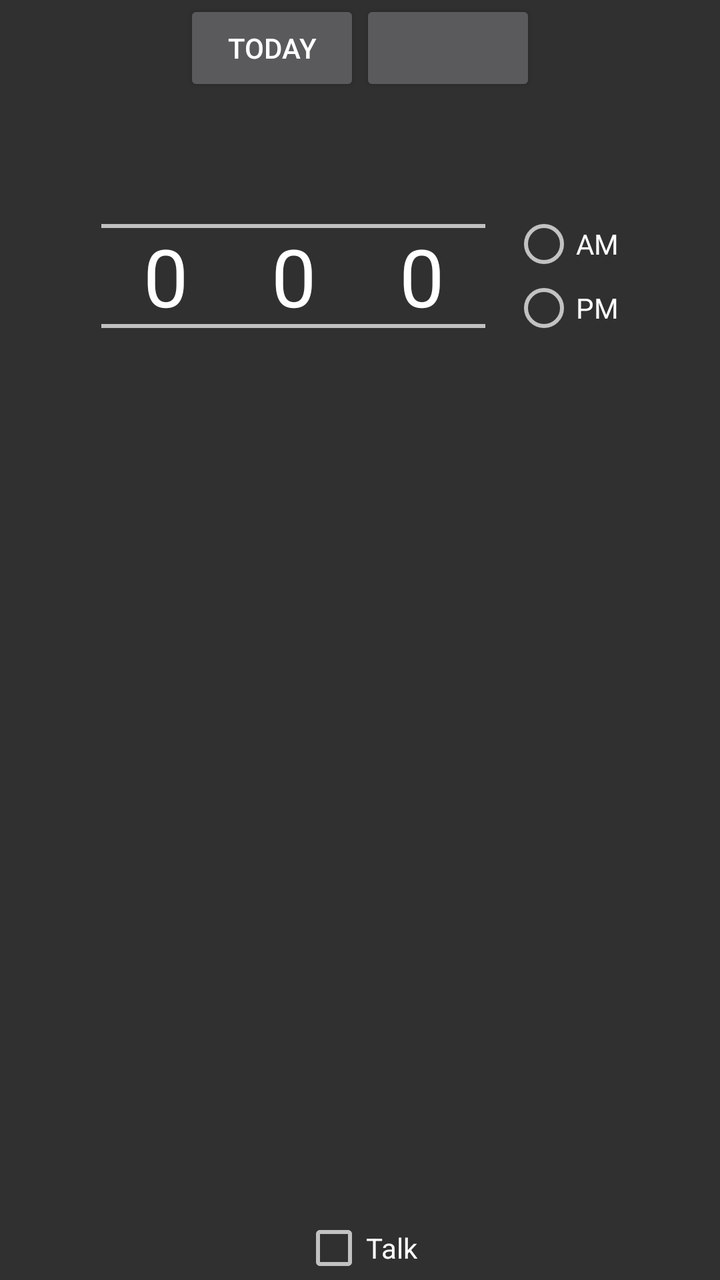
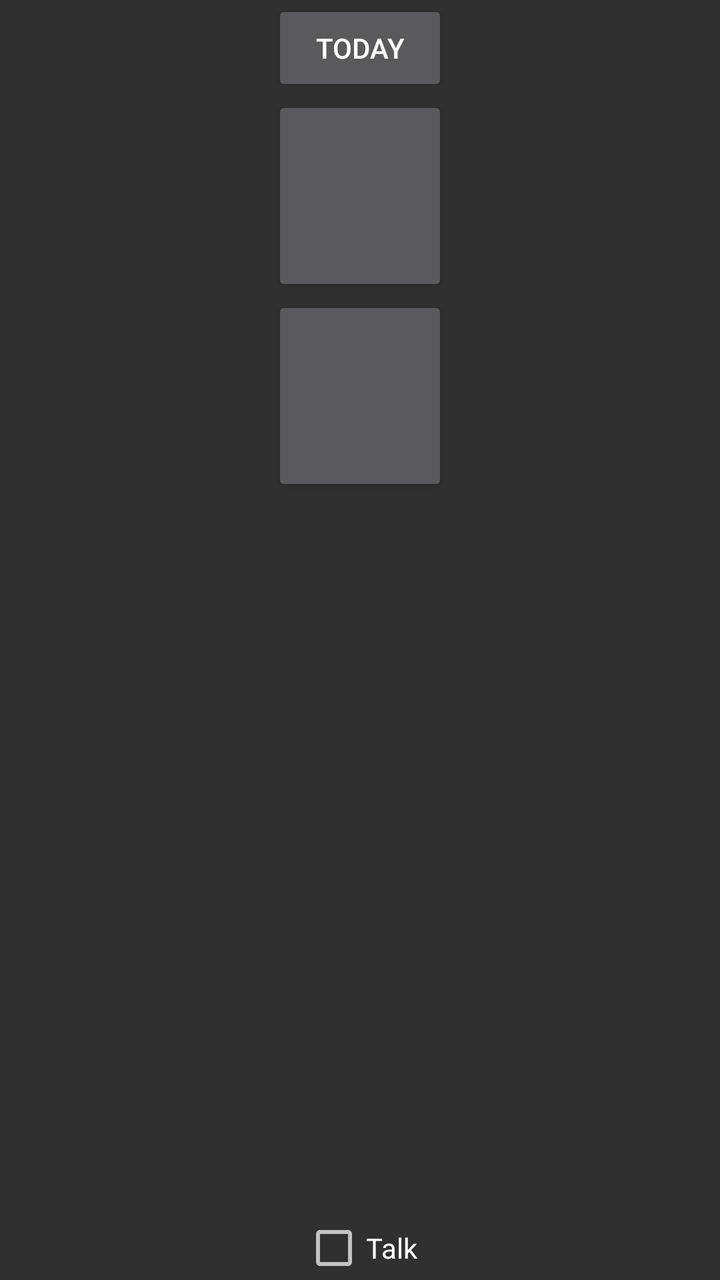

Compare the two renders of this Android layout. The source of the first and the diff that turns it into the second are given below.
<!-- AndroidManifest.xml: application theme android:Theme.Material -->
<!-- res/layout/main.xml -->
<?xml version="1.0" encoding="utf-8"?>
<LinearLayout xmlns:android = "http://schemas.android.com/apk/res/android"
    android:layout_width = "match_parent"
    android:layout_height = "match_parent"
    android:orientation = "vertical">
    <LinearLayout
        android:layout_width = "wrap_content"
        android:layout_height = "wrap_content"
        android:layout_gravity = "center">
        <Button
            android:id = "@+id/set_today"
            android:layout_width = "wrap_content"
            android:layout_height = "wrap_content"
            android:text = "Today" />
        <Button
            android:id = "@+id/set_date"
            android:layout_width = "wrap_content"
            android:layout_height = "wrap_content" />
    </LinearLayout>
    <LinearLayout
        android:layout_width = "wrap_content"
        android:layout_height = "wrap_content"
        android:layout_gravity = "center">
        <NumberPicker
            android:id = "@+id/hours"
            android:layout_width = "wrap_content"
            android:layout_height = "wrap_content"
            android:theme = "@style/NumberPickerText" />
        <NumberPicker
            android:id = "@+id/minutes"
            android:layout_width = "wrap_content"
            android:layout_height = "wrap_content"
            android:theme = "@style/NumberPickerText" />
        <NumberPicker
            android:id = "@+id/seconds"
            android:layout_width = "wrap_content"
            android:layout_height = "wrap_content"
            android:theme = "@style/NumberPickerText" />
        <RadioGroup
            android:layout_width = "wrap_content"
            android:layout_height = "wrap_content"
            android:layout_gravity = "center_vertical"
            android:layout_marginLeft = "40px">
            <RadioButton
                android:id = "@+id/am"
                android:layout_width = "wrap_content"
                android:layout_height = "wrap_content"
                android:onClick = "clickedAM"
                android:text = "AM" />
            <RadioButton
                android:id = "@+id/pm"
                android:layout_width = "wrap_content"
                android:layout_height = "wrap_content"
                android:onClick = "clickedPM"
                android:text = "PM" />
        </RadioGroup>
    </LinearLayout>
    <TextView
        android:id = "@+id/countdown"
        android:layout_width = "match_parent"
        android:layout_height = "wrap_content"
        android:layout_margin = "0px"
        android:layout_weight = "1"
        android:autoSizeMaxTextSize = "250sp"
        android:autoSizeTextType = "uniform"
        android:gravity = "center_horizontal"
        android:maxLines = "1"
        android:padding = "0px" />
    <TextView
        android:id = "@+id/tplus"
        android:layout_width = "match_parent"
        android:layout_height = "wrap_content"
        android:layout_margin = "0px"
        android:layout_weight = "1"
        android:autoSizeMaxTextSize = "250sp"
        android:autoSizeTextType = "uniform"
        android:gravity = "center_horizontal"
        android:maxLines = "1"
        android:padding = "0px" />
    <CheckBox
        android:id = "@+id/cb_talk"
        android:layout_width = "wrap_content"
        android:layout_height = "wrap_content"
        android:layout_gravity = "center_horizontal"
        android:text = "Talk" />
</LinearLayout>
<!-- resources referenced by this layout -->
<resources>
  <style name="NumberPickerText">
          <item name="android:textSize">40dp</item>
      </style>
</resources>

<!-- the commit's change to res/layout/main.xml (unified diff, before → after) -->
@@ -3,58 +3,24 @@
     android:layout_width = "match_parent"
     android:layout_height = "match_parent"
     android:orientation = "vertical">
-    <LinearLayout
+    <Button
+        android:id = "@+id/set_today"
         android:layout_width = "wrap_content"
         android:layout_height = "wrap_content"
-        android:layout_gravity = "center">
-        <Button
-            android:id = "@+id/set_today"
-            android:layout_width = "wrap_content"
-            android:layout_height = "wrap_content"
-            android:text = "Today" />
-        <Button
-            android:id = "@+id/set_date"
-            android:layout_width = "wrap_content"
-            android:layout_height = "wrap_content" />
-    </LinearLayout>
-    <LinearLayout
+        android:layout_gravity = "center"
+        android:text = "Today" />
+    <Button
+        android:id = "@+id/set_date"
         android:layout_width = "wrap_content"
         android:layout_height = "wrap_content"
-        android:layout_gravity = "center">
-        <NumberPicker
-            android:id = "@+id/hours"
-            android:layout_width = "wrap_content"
-            android:layout_height = "wrap_content"
-            android:theme = "@style/NumberPickerText" />
-        <NumberPicker
-            android:id = "@+id/minutes"
-            android:layout_width = "wrap_content"
-            android:layout_height = "wrap_content"
-            android:theme = "@style/NumberPickerText" />
-        <NumberPicker
-            android:id = "@+id/seconds"
-            android:layout_width = "wrap_content"
-            android:layout_height = "wrap_content"
-            android:theme = "@style/NumberPickerText" />
-        <RadioGroup
-            android:layout_width = "wrap_content"
-            android:layout_height = "wrap_content"
-            android:layout_gravity = "center_vertical"
-            android:layout_marginLeft = "40px">
-            <RadioButton
-                android:id = "@+id/am"
-                android:layout_width = "wrap_content"
-                android:layout_height = "wrap_content"
-                android:onClick = "clickedAM"
-                android:text = "AM" />
-            <RadioButton
-                android:id = "@+id/pm"
-                android:layout_width = "wrap_content"
-                android:layout_height = "wrap_content"
-                android:onClick = "clickedPM"
-                android:text = "PM" />
-        </RadioGroup>
-    </LinearLayout>
+        android:layout_gravity = "center"
+        android:textSize = "60sp" />
+    <Button
+        android:id = "@+id/set_time"
+        android:layout_width = "wrap_content"
+        android:layout_height = "wrap_content"
+        android:layout_gravity = "center"
+        android:textSize = "60sp" />
     <TextView
         android:id = "@+id/countdown"
         android:layout_width = "match_parent"
<!-- resource entries referenced after the edit -->
@@ -1,7 +1,5 @@
 <!-- resources referenced by this layout -->
 <resources>
-  <style name="NumberPickerText">
-          <item name="android:textSize">40dp</item>
-      </style>
+
 </resources>
 
